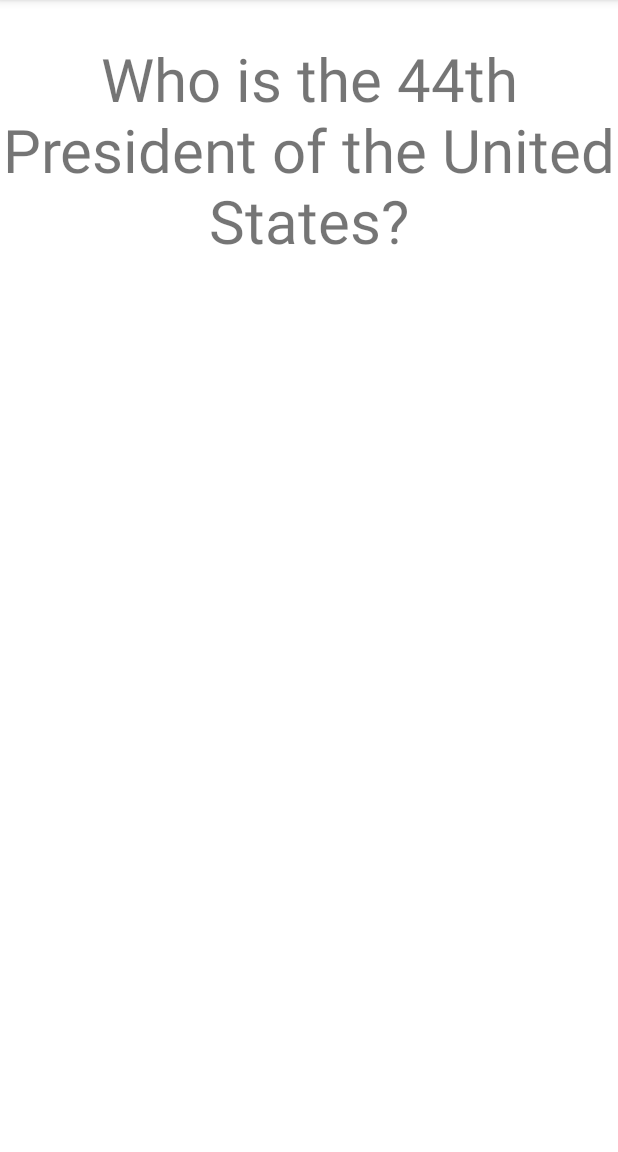
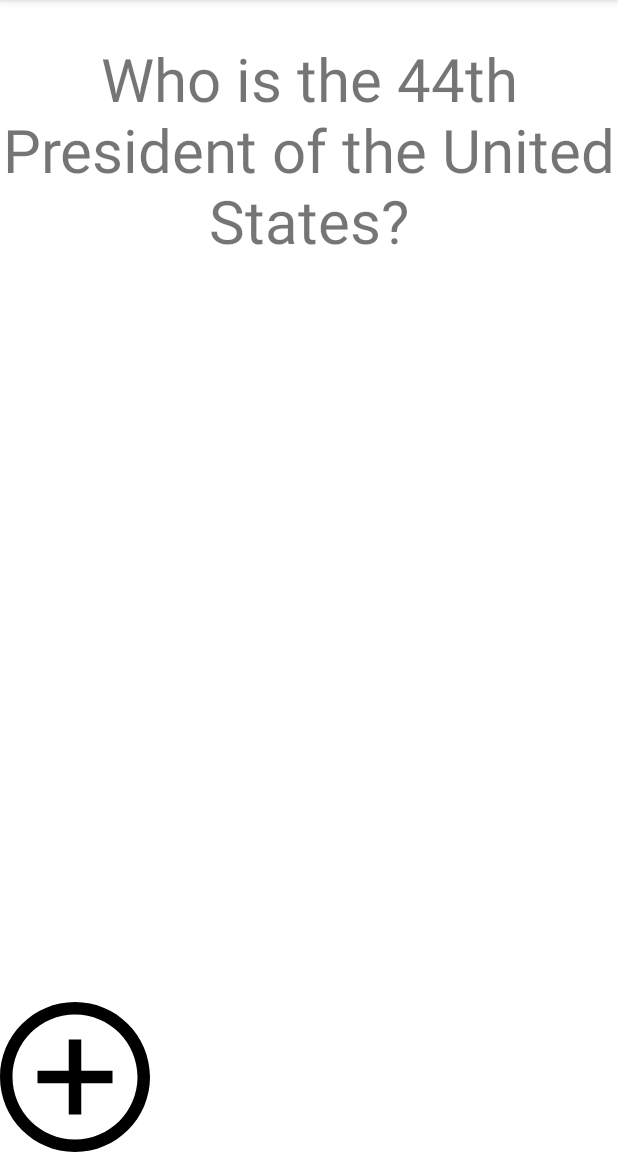
Before and after one commit to abdulrauf623/Flashcard-Project, an Android app: the screen it shows after launch (MainActivity), on a phone screen of 412 x 824 dp, the part 84-1236 px from its top. Run offline under Robolectric (Android 15) with nearby library versions, the phone set to English and light mode, and no system bars.

Commit message:
Flashcard project

```diff
--- a/app/src/main/AndroidManifest.xml
+++ b/app/src/main/AndroidManifest.xml
@@ -10,6 +10,9 @@
         android:supportsRtl="true"
         android:theme="@style/Theme.FlashCardProject">
         <activity
+            android:name=".Activity_Flashcard"
+            android:exported="false" />
+        <activity
             android:name=".MainActivity"
             android:exported="true">
             <intent-filter>
--- a/app/src/main/java/com/example/flashcardproject/MainActivity.java
+++ b/app/src/main/java/com/example/flashcardproject/MainActivity.java
@@ -1,27 +1,43 @@
 package com.example.flashcardproject;
 
+import androidx.annotation.Nullable;
 import androidx.appcompat.app.AppCompatActivity;
 
+import android.content.Intent;
 import android.os.Bundle;
+import android.util.Log;
 import android.view.View;
+import android.widget.ImageView;
 import android.widget.TextView;
+import android.widget.Toast;
 
 public class MainActivity extends AppCompatActivity {
+
+
+    TextView flashcard_content;
+    TextView solution;
 
     @Override
     protected void onCreate(Bundle savedInstanceState) {
         super.onCreate(savedInstanceState);
         setContentView(R.layout.activity_main);
 
-        TextView solution = findViewById(R.id.solution);
+        solution = findViewById(R.id.solution);
+        ImageView plusButton = findViewById(R.id.add_button);
 
-        TextView flashcard_content = findViewById(R.id.flashcard_content);
+
+        flashcard_content = findViewById(R.id.flashcard_content);
 
         findViewById(R.id.flashcard_content).setOnClickListener(new View.OnClickListener() {
             @Override
+
             public void onClick(View view) {
                 solution.setVisibility(View.VISIBLE);
                 flashcard_content.setVisibility(View.INVISIBLE);
+
+
+                Toast.makeText(MainActivity.this, "I clicked this question", Toast.LENGTH_SHORT).show();
+                Log.i("abdul ", "entered question on click method");
 
             }
         });
@@ -36,8 +52,32 @@ public class MainActivity extends AppCompatActivity {
             }
         });
 
+        plusButton.setOnClickListener(new View.OnClickListener() {
+            @Override
+            public void onClick(View view) {
+                Intent intent = new Intent(MainActivity.this, Activity_Flashcard.class);
+                startActivityForResult(intent, 100);
+//                MainActivity.this.startActivity(intent);
+            }
+        });
 
 
     }
 
+    protected void onActivityResult(int requestCode, int resultCode, @Nullable Intent data){
+        super.onActivityResult(requestCode, resultCode,data);
+
+        if (requestCode == 100){
+            if (data != null){
+
+                String newQuestion = data.getExtras().getString("QUESTION_KEY");
+                String newAnswer = data.getExtras().getString("ANSWER_KEY");
+                flashcard_content.setText(newQuestion);
+                solution.setText(newAnswer);
+
+
+            }
+        }
+    }
+
 }
--- /dev/null
+++ b/app/src/main/res/drawable/flashcard_plus_button.xml
@@ -0,0 +1,7 @@
+<vector
+    android:id="@+id/plus_button"
+    android:autoMirrored="true" android:height="100dp"
+    android:viewportHeight="24" android:viewportWidth="24"
+    android:width="100dp" xmlns:android="http://schemas.android.com/apk/res/android">
+    <path android:fillColor="#FF000000" android:pathData="M12,2c5.514,0 10,4.486 10,10s-4.486,10 -10,10 -10,-4.486 -10,-10 4.486,-10 10,-10zM12,0c-6.627,0 -12,5.373 -12,12s5.373,12 12,12 12,-5.373 12,-12 -5.373,-12 -12,-12zM18,13h-5v5h-2v-5h-5v-2h5v-5h2v5h5v2z"/>
+</vector>
--- a/app/src/main/res/layout/activity_main.xml
+++ b/app/src/main/res/layout/activity_main.xml
@@ -3,6 +3,7 @@
     xmlns:tools="http://schemas.android.com/tools"
     android:layout_width="match_parent"
     android:layout_height="match_parent"
+    xmlns:app="http://schemas.android.com/apk/res-auto"
     tools:context=".MainActivity">
 
     <TextView
@@ -12,18 +13,30 @@
         android:gravity="center"
         android:text="Who is the 44th President of the United States?"
         android:textSize="40sp"
-    />
+        tools:ignore="MissingConstraints" />
 
     <TextView
         android:id="@+id/solution"
+        android:layout_below="@+id/flashcard_content"
         android:layout_width="match_parent"
         android:layout_height="200dp"
-        android:layout_below="@+id/flashcard_content"
         android:gravity="center"
         android:text="Barrack Obama"
         android:textSize="40sp"
+        tools:layout_editor_absoluteX="-46dp"
+        tools:layout_editor_absoluteY="354dp"
         android:visibility="invisible"
-        tools:layout_editor_absoluteX="16dp"
-        tools:layout_editor_absoluteY="445dp" />
+        tools:ignore="MissingConstraints" />
+
+    <ImageView
+        android:id="@+id/add_button"
+        android:layout_width="wrap_content"
+        android:layout_height="wrap_content"
+        android:src="@drawable/flashcard_plus_button"
+        app:layout_constraintBottom_toBottomOf="parent"
+        app:layout_constraintStart_toStartOf="parent" />
+
+
+
 
 </androidx.constraintlayout.widget.ConstraintLayout>
```
Also changed, not shown: app/src/main/java/com/example/flashcardproject/Activity_Flashcard.java (added, +54 -0 lines), app/src/main/res/drawable/flashcard_x_button.xml (added, +8 -0 lines), app/src/main/res/drawable/save_button.xml (added, +7 -0 lines), app/src/main/res/layout/activity_flashcard.xml (added, +52 -0 lines).
